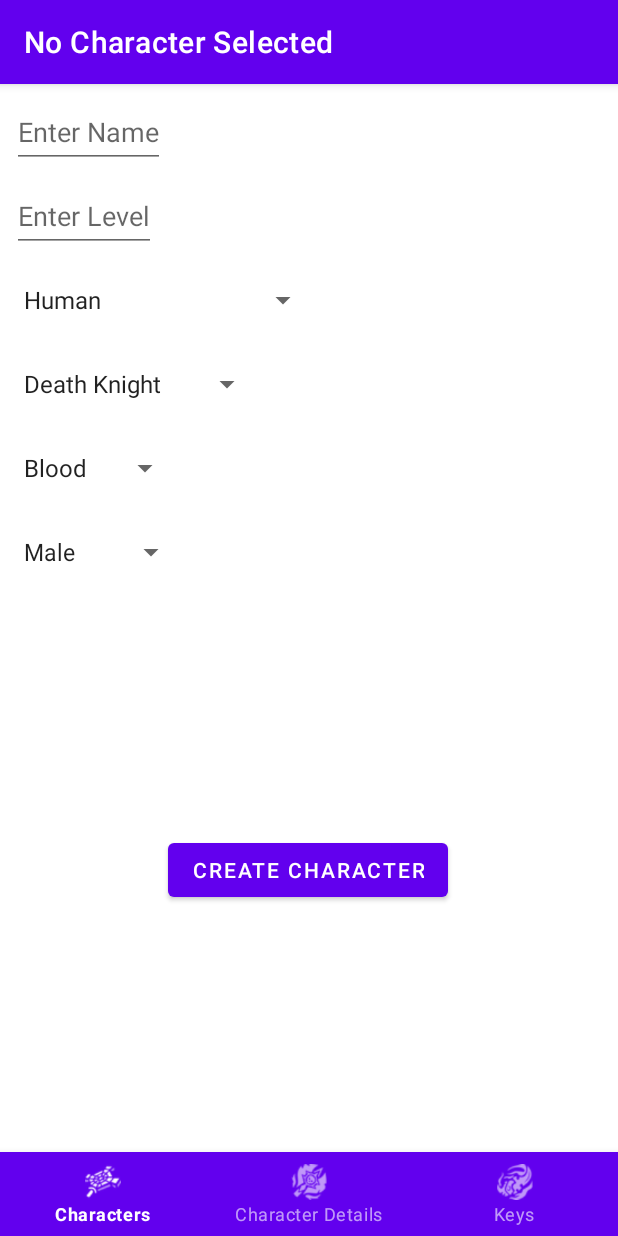
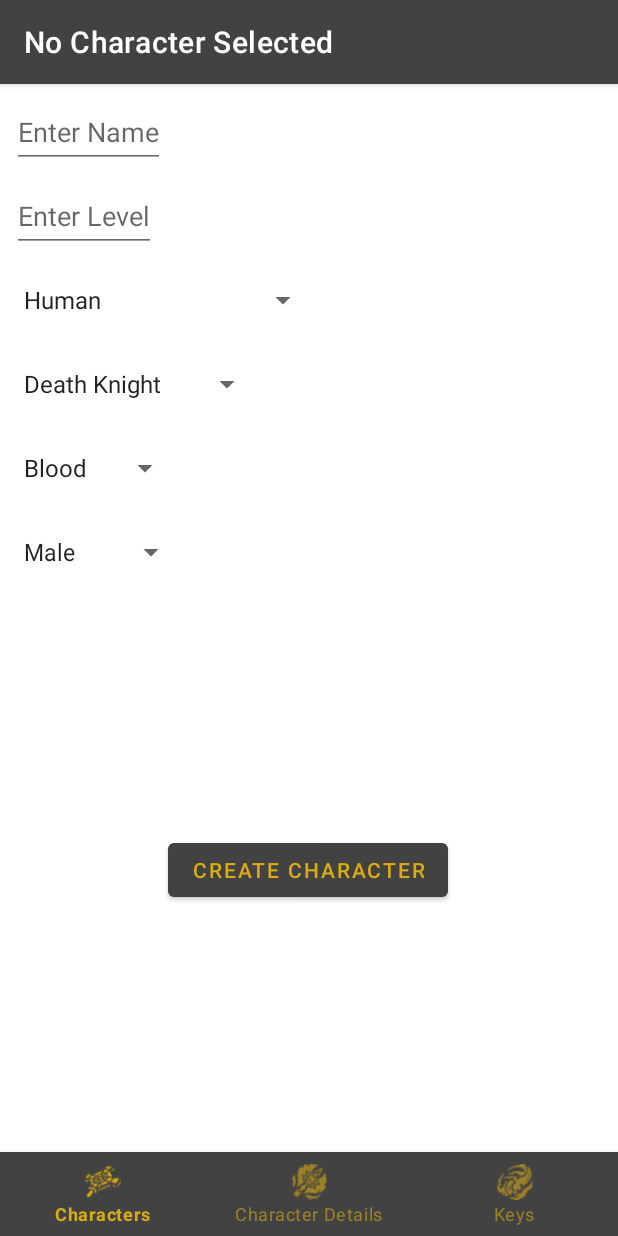
Before and after one commit to mikeladkins/Android-Completo, an Android app: the screen it shows after launch (MainActivity), in the options menu, after a tap on "Create Character", on a phone screen of 412 x 824 dp. Run offline under Robolectric (Android 15) with nearby library versions, the phone set to English and light mode, and no system bars; our stand-ins replace Room's generated code.

Commit message:
Updating UI colors for a grey/black/gold theme

```diff
--- a/app/src/main/res/values-night/themes.xml
+++ b/app/src/main/res/values-night/themes.xml
@@ -2,9 +2,9 @@
     <!-- Base application theme. -->
     <style name="Theme.CompletoAndroid" parent="Theme.MaterialComponents.DayNight.DarkActionBar">
         <!-- Primary brand color. -->
-        <item name="colorPrimary">@color/purple_200</item>
-        <item name="colorPrimaryVariant">@color/purple_700</item>
-        <item name="colorOnPrimary">@color/black</item>
+        <item name="colorPrimary">@color/cardview_dark_background</item>
+        <item name="colorPrimaryVariant">@color/black</item>
+        <item name="colorOnPrimary">#ffd9ab14</item>
         <!-- Secondary brand color. -->
         <item name="colorSecondary">@color/teal_200</item>
         <item name="colorSecondaryVariant">@color/teal_200</item>
--- a/app/src/main/res/values/themes.xml
+++ b/app/src/main/res/values/themes.xml
@@ -2,9 +2,9 @@
     <!-- Base application theme. -->
     <style name="Theme.CompletoAndroid" parent="Theme.MaterialComponents.DayNight.DarkActionBar">
         <!-- Primary brand color. -->
-        <item name="colorPrimary">@color/purple_500</item>
-        <item name="colorPrimaryVariant">@color/purple_700</item>
-        <item name="colorOnPrimary">@color/white</item>
+        <item name="colorPrimary">@color/cardview_dark_background</item>
+        <item name="colorPrimaryVariant">@color/black</item>
+        <item name="colorOnPrimary">#ffd9ab14</item>
         <!-- Secondary brand color. -->
         <item name="colorSecondary">@color/teal_200</item>
         <item name="colorSecondaryVariant">@color/teal_700</item>
```
